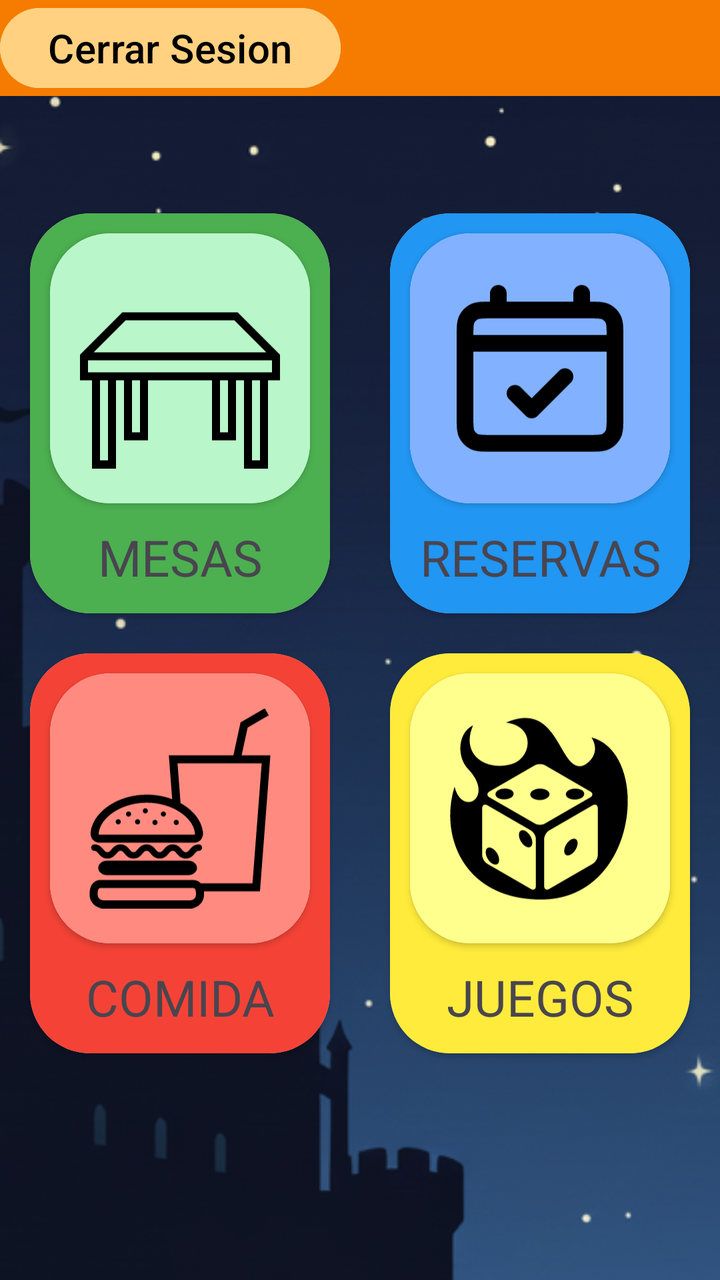
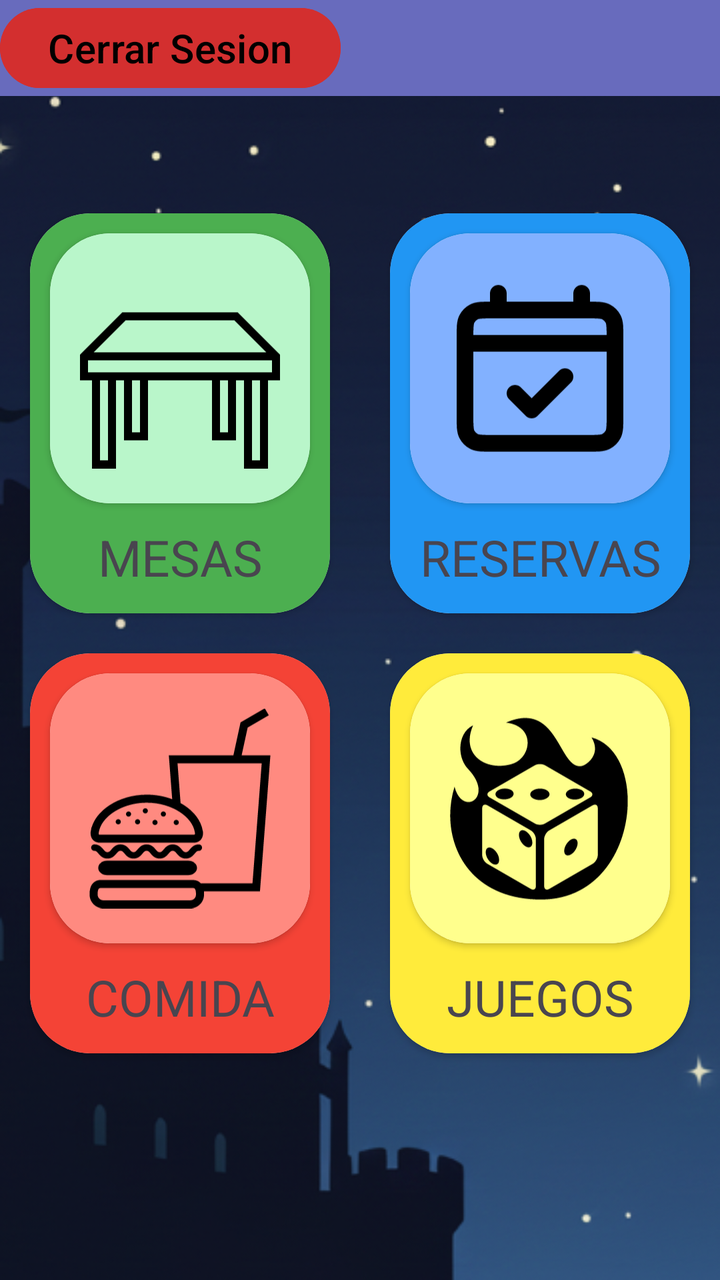

An Android layout rendered at two revisions. The XML below is the earlier revision; the diff shows what the commit changed to produce the second picture.
<!-- AndroidManifest.xml: application theme Theme.LaPosada -->
<!-- res/layout/activity_home_menu.xml -->
<?xml version="1.0" encoding="utf-8"?>
<androidx.constraintlayout.widget.ConstraintLayout xmlns:android="http://schemas.android.com/apk/res/android"
    xmlns:app="http://schemas.android.com/apk/res-auto"
    xmlns:tools="http://schemas.android.com/tools"
    android:id="@+id/main"
    android:layout_width="match_parent"
    android:layout_height="match_parent"
    tools:context=".HomeMenu_Activity"
    android:background="@drawable/fondo_default"
    >

    <androidx.constraintlayout.widget.Guideline
        android:layout_width="wrap_content"
        android:layout_height="wrap_content"
        android:orientation="horizontal"
        app:layout_constraintGuide_percent="0.075"
        android:id="@+id/guideLine_top"
        />
    <androidx.constraintlayout.widget.ConstraintLayout
        android:layout_width="match_parent"
        android:layout_height="0dp"
        android:id="@+id/linearLayout_topMenu"
        app:layout_constraintTop_toTopOf="parent"
        app:layout_constraintBottom_toBottomOf="@id/guideLine_top"
        app:layout_constraintStart_toStartOf="parent"
        android:background="@color/orange_dark"
        android:weightSum="100"
        >
        <Button
            android:id="@+id/button_backButton"
            android:layout_width="wrap_content"
            android:layout_height="match_parent"

            android:backgroundTint="@color/pastel_orange"
            android:text="Cerrar Sesion"
            app:layout_constraintTop_toTopOf="parent"
            app:layout_constraintBottom_toBottomOf="parent"
            app:layout_constraintStart_toStartOf="parent"
            android:textColor="@color/black"
            android:textSize="20sp"
            />



    </androidx.constraintlayout.widget.ConstraintLayout>

    <androidx.constraintlayout.widget.Guideline
        android:layout_width="wrap_content"
        android:layout_height="wrap_content"
        android:orientation="vertical"
        android:id="@+id/guideLine_middle"
        app:layout_constraintGuide_percent="0.5"
        />

    <androidx.cardview.widget.CardView
        android:id="@+id/cardView_tablesMenu"
        android:layout_width="150dp"
        android:layout_height="200dp"
        app:layout_constraintTop_toBottomOf="@id/linearLayout_topMenu"
        app:layout_constraintBottom_toBottomOf="parent"
        app:layout_constraintStart_toStartOf="parent"
        app:layout_constraintEnd_toEndOf="@id/guideLine_middle"
        app:cardCornerRadius="30dp"
        app:layout_constraintVertical_bias="0.15"
        >
        <LinearLayout
            android:layout_width="match_parent"
            android:layout_height="match_parent"
            android:orientation="vertical"
            android:background="@color/green"
            android:weightSum="100"
            >
            <androidx.cardview.widget.CardView
                android:layout_width="match_parent"
                android:layout_height="0dp"
                android:layout_weight="75"
                app:cardCornerRadius="30dp"
                android:layout_margin="10dp"
                >

                <LinearLayout
                    android:layout_width="match_parent"
                    android:layout_height="match_parent"
                    android:orientation="vertical"
                    android:background="@color/pastel_green"
                    >
                    <ImageView
                        android:layout_width="match_parent"
                        android:layout_height="match_parent"
                        android:src="@drawable/table"
                        android:padding="15dp"
                        />
                </LinearLayout>

            </androidx.cardview.widget.CardView>
            <TextView
                android:layout_width="match_parent"
                android:layout_height="0dp"
                android:layout_weight="25"
                android:text="@string/tables_title"
                android:gravity="center|top"
                android:textSize="25sp"
                />

        </LinearLayout>

    </androidx.cardview.widget.CardView>

    <androidx.cardview.widget.CardView
        android:id="@+id/cardView_reservasMenu"
        android:layout_width="150dp"
        android:layout_height="200dp"
        app:layout_constraintTop_toBottomOf="@id/linearLayout_topMenu"
        app:layout_constraintBottom_toBottomOf="parent"
        app:layout_constraintStart_toStartOf="@id/guideLine_middle"
        app:layout_constraintEnd_toEndOf="parent"
        app:cardCornerRadius="30dp"
        app:layout_constraintVertical_bias="0.15"
        >
        <LinearLayout
            android:layout_width="match_parent"
            android:layout_height="match_parent"
            android:orientation="vertical"
            android:background="@color/blue"
            android:weightSum="100"
            >
            <androidx.cardview.widget.CardView
                android:layout_width="match_parent"
                android:layout_height="0dp"
                android:layout_weight="75"
                app:cardCornerRadius="30dp"
                android:layout_margin="10dp"
                >

                <LinearLayout
                    android:layout_width="match_parent"
                    android:layout_height="match_parent"
                    android:orientation="vertical"
                    android:background="@color/pastel_blue"
                    >
                    <ImageView
                        android:layout_width="match_parent"
                        android:layout_height="match_parent"
                        android:src="@drawable/calendar"
                        android:padding="15dp"
                        />
                </LinearLayout>

            </androidx.cardview.widget.CardView>
            <TextView
                android:layout_width="match_parent"
                android:layout_height="0dp"
                android:layout_weight="25"
                android:text="@string/reservas_title"
                android:gravity="center|top"
                android:textSize="25sp"
                />

        </LinearLayout>

    </androidx.cardview.widget.CardView>
    <androidx.cardview.widget.CardView
        android:id="@+id/cardView_foodMenu"
        android:layout_width="150dp"
        android:layout_height="200dp"
        app:layout_constraintTop_toBottomOf="@id/cardView_tablesMenu"
        app:layout_constraintBottom_toBottomOf="parent"
        app:layout_constraintStart_toStartOf="@id/cardView_tablesMenu"
        app:cardCornerRadius="30dp"
        app:layout_constraintVertical_bias="0.15"

        >
        <LinearLayout
            android:layout_width="match_parent"
            android:layout_height="match_parent"
            android:orientation="vertical"
            android:background="@color/red"
            android:weightSum="100"
            >
            <androidx.cardview.widget.CardView
                android:layout_width="match_parent"
                android:layout_height="0dp"
                android:layout_weight="75"
                app:cardCornerRadius="30dp"
                android:layout_margin="10dp"
                >

                <LinearLayout
                    android:layout_width="match_parent"
                    android:layout_height="match_parent"
                    android:orientation="vertical"
                    android:background="@color/pastel_red"
                    >
                    <ImageView
                        android:layout_width="match_parent"
                        android:layout_height="match_parent"
                        android:src="@drawable/food"
                        android:padding="15dp"
                        />
                </LinearLayout>

            </androidx.cardview.widget.CardView>
            <TextView
                android:layout_width="match_parent"
                android:layout_height="0dp"
                android:layout_weight="25"
                android:text="@string/food_title"
                android:gravity="center|top"
                android:textSize="25sp"
                />

        </LinearLayout>

    </androidx.cardview.widget.CardView>
    <androidx.cardview.widget.CardView
        android:id="@+id/cardView_gamesMenu"
        android:layout_width="150dp"
        android:layout_height="200dp"
        app:layout_constraintTop_toBottomOf="@id/cardView_reservasMenu"
        app:layout_constraintBottom_toBottomOf="parent"
        app:layout_constraintStart_toStartOf="@id/cardView_reservasMenu"
        app:cardCornerRadius="30dp"
        app:layout_constraintVertical_bias="0.15"
        >
        <LinearLayout
            android:layout_width="match_parent"
            android:layout_height="match_parent"
            android:orientation="vertical"
            android:background="@color/yellow"
            android:weightSum="100"
            >
            <androidx.cardview.widget.CardView
                android:layout_width="match_parent"
                android:layout_height="0dp"
                android:layout_weight="75"
                app:cardCornerRadius="30dp"
                android:layout_margin="10dp"
                >

                <LinearLayout
                    android:layout_width="match_parent"
                    android:layout_height="match_parent"
                    android:orientation="vertical"
                    android:background="@color/pastel_yellow"
                    >
                    <ImageView
                        android:layout_width="match_parent"
                        android:layout_height="match_parent"
                        android:src="@drawable/fire_dice"
                        android:padding="15dp"
                        />
                </LinearLayout>

            </androidx.cardview.widget.CardView>
            <TextView
                android:layout_width="match_parent"
                android:layout_height="0dp"
                android:layout_weight="25"
                android:text="@string/games_title"
                android:gravity="center|top"
                android:textSize="25sp"
                />

        </LinearLayout>

    </androidx.cardview.widget.CardView>



</androidx.constraintlayout.widget.ConstraintLayout>
<!-- resources referenced by this layout -->
<resources>
  <color name="black">#FF000000</color>
  <color name="blue">#2196F3</color>
  <color name="green">#4CAF50</color>
  <color name="orange_dark">#F57C00</color>
  <color name="pastel_blue">#82B1FF</color>
  <color name="pastel_green">#B9F6CA</color>
  <color name="pastel_orange">#FFD180</color>
  <color name="pastel_red">#FF8A80</color>
  <color name="pastel_yellow">#FFFF8D</color>
  <color name="red">#F44336</color>
  <color name="yellow">#FFEB3B</color>
  <!-- drawable calendar (drawable) -->
  <vector xmlns:android="http://schemas.android.com/apk/res/android"
      android:width="800dp"
      android:height="800dp"
      android:viewportWidth="24"
      android:viewportHeight="24">
    <path
        android:pathData="M3,9H21M9,15L11,17L15,13M7,3V5M17,3V5M6.2,21H17.8C18.92,21 19.48,21 19.908,20.782C20.284,20.59 20.59,20.284 20.782,19.908C21,19.48 21,18.92 21,17.8V8.2C21,7.08 21,6.52 20.782,6.092C20.59,5.716 20.284,5.41 19.908,5.218C19.48,5 18.92,5 17.8,5H6.2C5.08,5 4.52,5 4.092,5.218C3.716,5.41 3.41,5.716 3.218,6.092C3,6.52 3,7.08 3,8.2V17.8C3,18.92 3,19.48 3.218,19.908C3.41,20.284 3.716,20.59 4.092,20.782C4.52,21 5.08,21 6.2,21Z"
        android:strokeLineJoin="round"
        android:strokeWidth="2"
        android:fillColor="#00000000"
        android:strokeColor="#000000"
        android:strokeLineCap="round"/>
  </vector>
  <!-- drawable table (drawable) -->
  <vector xmlns:android="http://schemas.android.com/apk/res/android"
      android:width="800dp"
      android:height="800dp"
      android:viewportWidth="50"
      android:viewportHeight="50">
    <path
        android:pathData="M10.586,11L0.381,21.205A1,1 0,0 0,0.189 21.396L0,21.586L0,21.832A1,1 0,0 0,0 22.158L0,28L3,28L3,50L9,50L9,28L11,28L11,43L17,43L17,28L33,28L33,43L39,43L39,28L41,28L41,50L47,50L47,28L50,28L50,22.168A1,1 0,0 0,50 21.842L50,21.586L49.807,21.393A1,1 0,0 0,49.623 21.207A1,1 0,0 0,49.617 21.203L39.414,11L39,11L10.586,11zM11.414,13L38.586,13L46.586,21L3.414,21L11.414,13zM2,23L48,23L48,26L46.168,26A1,1 0,0 0,45.842 26L42.154,26A1,1 0,0 0,41.984 25.986A1,1 0,0 0,41.84 26L38.168,26A1,1 0,0 0,37.842 26L34.154,26A1,1 0,0 0,33.984 25.986A1,1 0,0 0,33.84 26L16.168,26A1,1 0,0 0,15.842 26L12.154,26A1,1 0,0 0,11.984 25.986A1,1 0,0 0,11.84 26L8.168,26A1,1 0,0 0,7.842 26L4.154,26A1,1 0,0 0,3.984 25.986A1,1 0,0 0,3.84 26L2,26L2,23zM5,28L7,28L7,48L5,48L5,28zM13,28L15,28L15,41L13,41L13,28zM35,28L37,28L37,41L35,41L35,28zM43,28L45,28L45,48L43,48L43,28z"
        android:fillColor="#000000"/>
  </vector>
  <string name="food_title">COMIDA</string>
  <string name="games_title">JUEGOS</string>
  <string name="reservas_title">RESERVAS</string>
  <string name="tables_title">MESAS</string>
  <style name="Theme.LaPosada" parent="Base.Theme.LaPosada" />
  <style name="Base.Theme.LaPosada" parent="Theme.Material3.DayNight.NoActionBar">
          
          
      </style>
  <!-- unchanged entries left out for length: 3 -->
</resources>

<!-- the commit's change to res/layout/activity_home_menu.xml (unified diff, before → after) -->
@@ -23,7 +23,7 @@
         app:layout_constraintTop_toTopOf="parent"
         app:layout_constraintBottom_toBottomOf="@id/guideLine_top"
         app:layout_constraintStart_toStartOf="parent"
-        android:background="@color/orange_dark"
+        android:background="@color/purple_blue"
         android:weightSum="100"
         >
         <Button
@@ -31,7 +31,7 @@
             android:layout_width="wrap_content"
             android:layout_height="match_parent"
 
-            android:backgroundTint="@color/pastel_orange"
+            android:backgroundTint="@color/red_dark"
             android:text="Cerrar Sesion"
             app:layout_constraintTop_toTopOf="parent"
             app:layout_constraintBottom_toBottomOf="parent"
<!-- resource entries referenced after the edit -->
@@ -3,13 +3,13 @@
   <color name="black">#FF000000</color>
   <color name="blue">#2196F3</color>
   <color name="green">#4CAF50</color>
-  <color name="orange_dark">#F57C00</color>
   <color name="pastel_blue">#82B1FF</color>
   <color name="pastel_green">#B9F6CA</color>
-  <color name="pastel_orange">#FFD180</color>
   <color name="pastel_red">#FF8A80</color>
   <color name="pastel_yellow">#FFFF8D</color>
+  <color name="purple_blue">#686bbd</color>
   <color name="red">#F44336</color>
+  <color name="red_dark">#D32F2F</color>
   <color name="yellow">#FFEB3B</color>
   <!-- drawable calendar (drawable) -->
   <vector xmlns:android="http://schemas.android.com/apk/res/android"
